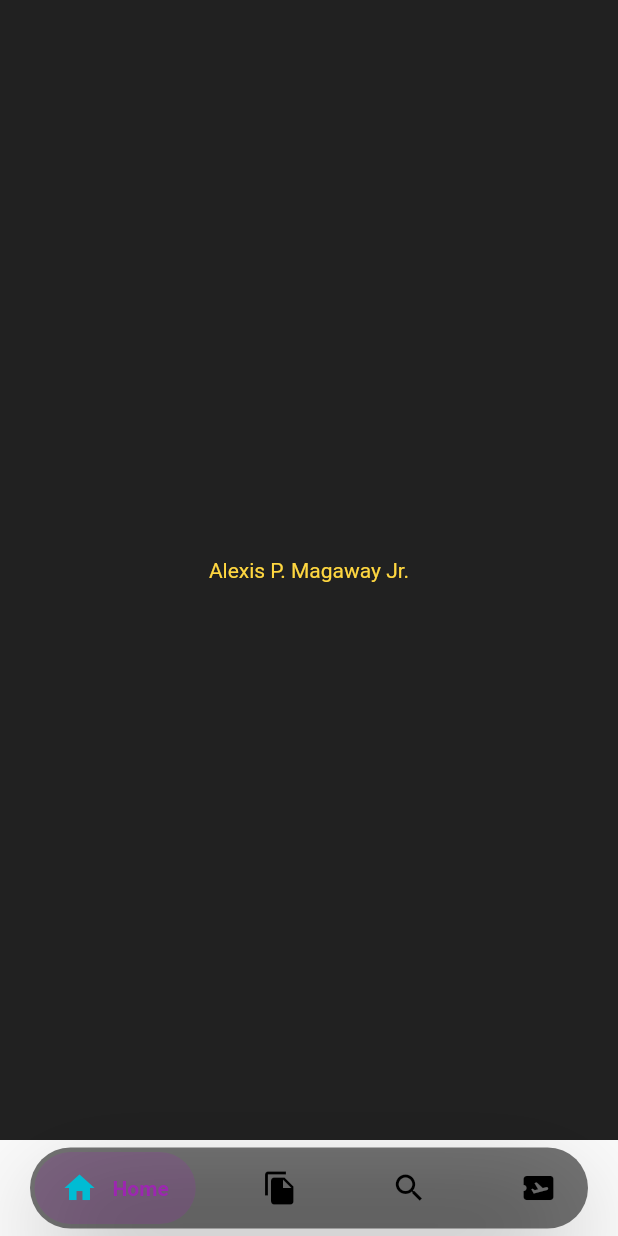
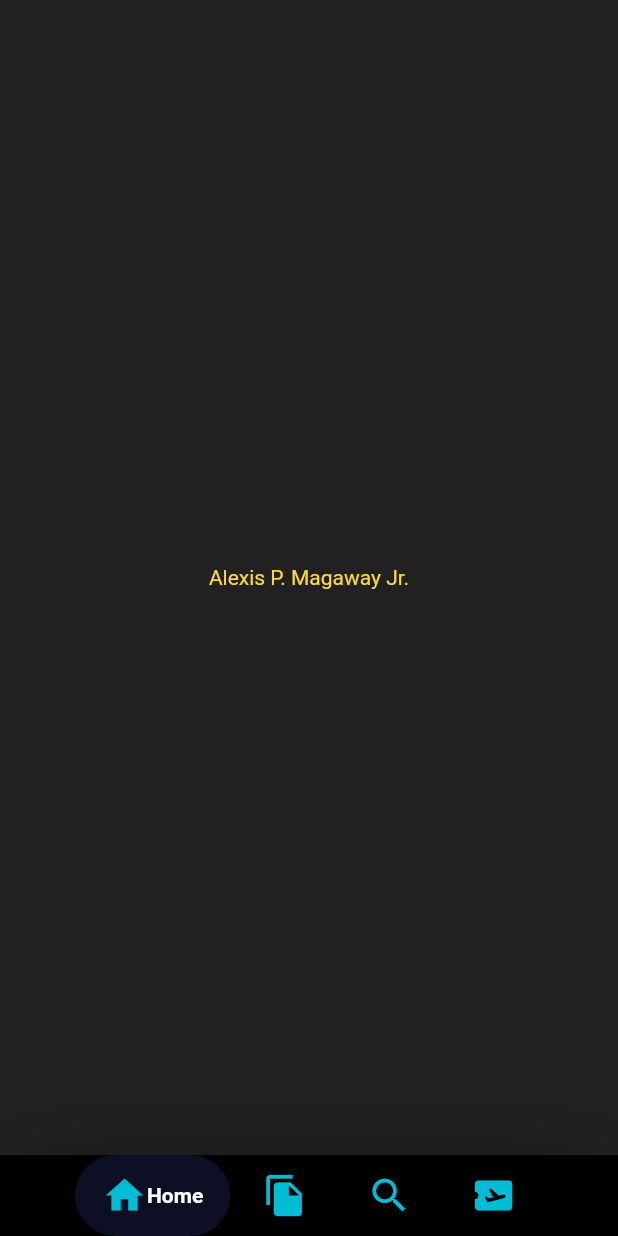
Before and after one commit to llAlcatrazll/attendanceapp, a Flutter app: the screen it shows after launch, after a tap on "Login", on a phone screen of 412 x 824 dp. Run offline on Flutter 3.47's test engine with Material 2 defaults, Android fonts, the light colour scheme and no system bars; drawn by our look-alikes of google_nav_bar; our stand-ins replace google_fonts.

Commit message:
just commit

```diff
--- a/lib/attendancerecords.dart
+++ b/lib/attendancerecords.dart
@@ -24,6 +24,7 @@ class _attendancerecordsState extends State<attendancerecords> {
   String city = 'Oslo';
   String studentcourse = 'Computer Science';
   String sutdentyear = '4th Year';
+
 //i will shorten the code later by using constant values later to be asily adjustable
 /*
 ctrl + ff
@@ -466,68 +467,69 @@ ctrl + ff
           ),
           bottomNavigationBar: SafeArea(
             child: Container(
-              margin: const EdgeInsets.symmetric(horizontal: 20, vertical: 5),
-              decoration: BoxDecoration(
-                color: Colors.black54,
-                borderRadius: const BorderRadius.all(Radius.circular(100)),
+              margin: const EdgeInsets.symmetric(horizontal: 0, vertical: 0),
+              decoration: const BoxDecoration(
+                color: Colors.black,
+                borderRadius: BorderRadius.all(Radius.circular(0)),
                 boxShadow: [
                   BoxShadow(
                     spreadRadius: -10,
                     blurRadius: 60,
-                    color: Colors.black.withOpacity(.4),
-                    offset: const Offset(0, 25),
+                    color: Colors.black,
+                    offset: Offset(0, 25),
                   )
                 ],
               ),
               child: Padding(
                 padding:
-                    const EdgeInsets.symmetric(horizontal: 3.0, vertical: 3),
+                    const EdgeInsets.symmetric(horizontal: 50, vertical: 0),
                 child: GNav(
+                  backgroundColor: Colors.black,
                   tabs: [
                     GButton(
                       //attendance report
-                      gap: gap,
+
                       iconActiveColor: Colors.cyan,
-                      iconColor: Colors.black,
-                      textColor: Colors.purple,
-                      backgroundColor: Colors.purple.withOpacity(.2),
-                      iconSize: 24,
+                      iconColor: Colors.cyan,
+                      textColor: Colors.white,
+                      backgroundColor: Colors.indigo.withOpacity(.2),
+                      iconSize: 30,
                       padding: padding,
                       icon: Icons.home,
                       text: 'Home',
                     ),
                     GButton(
                       //attendance record
-                      gap: gap,
+
                       iconActiveColor: Colors.cyan,
-                      iconColor: Colors.black,
-                      textColor: Colors.pink,
-                      backgroundColor: Colors.pink.withOpacity(.2),
-                      iconSize: 24,
+                      iconColor: Colors.cyan,
+                      textColor: Colors.white,
+                      backgroundColor: Colors.indigo.withOpacity(.2),
+                      iconSize: 30,
                       padding: padding,
                       icon: Icons.file_copy,
                       text: 'Sheldon',
                     ),
                     GButton(
                       //sanction records
-                      gap: gap,
-                      iconActiveColor: Colors.cyan[600],
-                      iconColor: Colors.black,
-                      textColor: Colors.amber[600],
-                      backgroundColor: Colors.amber[600]!.withOpacity(.2),
-                      iconSize: 24,
+
+                      iconActiveColor: Colors.cyan,
+                      iconColor: Colors.cyan,
+                      textColor: Colors.white,
+                      backgroundColor: Colors.indigo.withOpacity(.2),
+                      iconSize: 30,
                       padding: padding,
                       icon: Icons.search,
                       text: 'Search',
                     ),
                     GButton(
                       //profile
-                      gap: gap,
+
                       iconActiveColor: Colors.cyan,
-                      iconColor: Colors.black,
-                      textColor: Colors.teal,
-                      backgroundColor: Colors.teal.withOpacity(.2),
-                      iconSize: 24,
+                      iconColor: Colors.cyan,
+                      textColor: Colors.white,
+                      backgroundColor: Colors.indigo.withOpacity(.2),
+                      iconSize: 30,
                       padding: padding,
                       icon: Icons.airplane_ticket,
                       text: 'Profile',
```
